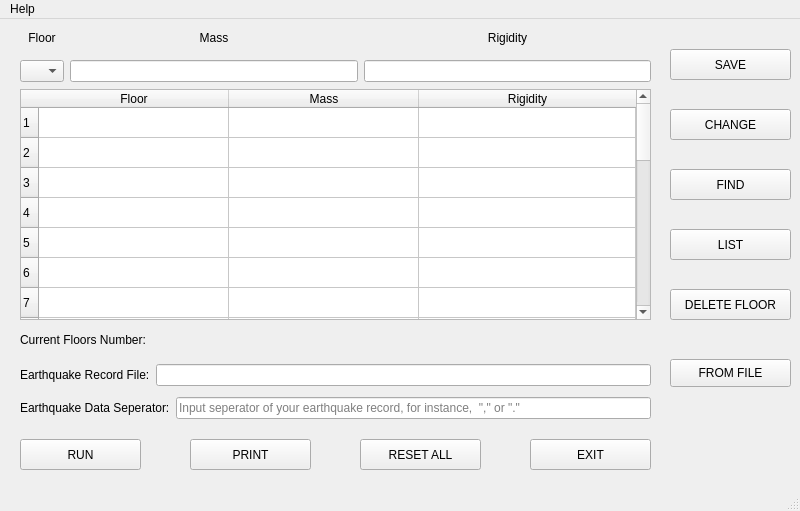
Before: the Qt Designer form sDynaUi.ui in alitatici/VisualizationOfCodes, drawn with Qt 5.
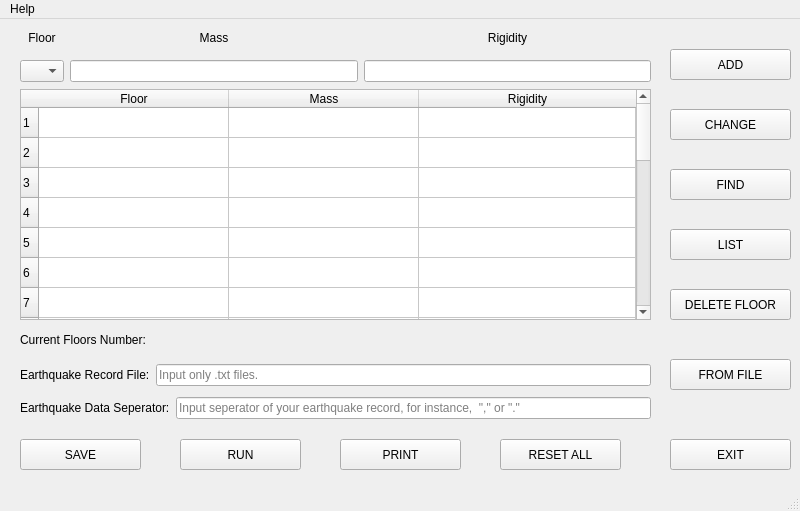
After: the same form once the commit is applied. Icons and pictures are not drawn.

```diff
--- a/sDynaUi.ui
+++ b/sDynaUi.ui
@@ -1380,7 +1380,7 @@
      <string/>
     </property>
    </widget>
-   <widget class="QPushButton" name="pb_Save">
+   <widget class="QPushButton" name="pb_Add">
     <property name="geometry">
      <rect>
       <x>670</x>
@@ -1390,7 +1390,7 @@
      </rect>
     </property>
     <property name="text">
-     <string>SAVE</string>
+     <string>ADD</string>
     </property>
    </widget>
    <widget class="QWidget" name="layoutWidget">
@@ -1414,6 +1414,9 @@
        </item>
        <item>
         <widget class="QLineEdit" name="lne_EQData">
+         <property name="placeholderText">
+          <string>Input only .txt files.</string>
+         </property>
          <property name="clearButtonEnabled">
           <bool>true</bool>
          </property>
@@ -1699,7 +1702,7 @@
       <x>670</x>
       <y>340</y>
       <width>121</width>
-      <height>28</height>
+      <height>31</height>
      </rect>
     </property>
     <property name="text">
@@ -1709,7 +1712,7 @@
    <widget class="QPushButton" name="pb_Exit">
     <property name="geometry">
      <rect>
-      <x>530</x>
+      <x>670</x>
       <y>420</y>
       <width>121</width>
       <height>31</height>
@@ -1722,7 +1725,7 @@
    <widget class="QPushButton" name="pb_reset">
     <property name="geometry">
      <rect>
-      <x>360</x>
+      <x>500</x>
       <y>420</y>
       <width>121</width>
       <height>31</height>
@@ -1735,7 +1738,7 @@
    <widget class="QPushButton" name="pb_run">
     <property name="geometry">
      <rect>
-      <x>20</x>
+      <x>180</x>
       <y>420</y>
       <width>121</width>
       <height>31</height>
@@ -1748,7 +1751,7 @@
    <widget class="QPushButton" name="pb_Print">
     <property name="geometry">
      <rect>
-      <x>190</x>
+      <x>340</x>
       <y>420</y>
       <width>121</width>
       <height>31</height>
@@ -1771,6 +1774,19 @@
      <string>CHANGE</string>
     </property>
    </widget>
+   <widget class="QPushButton" name="pb_Save">
+    <property name="geometry">
+     <rect>
+      <x>20</x>
+      <y>420</y>
+      <width>121</width>
+      <height>31</height>
+     </rect>
+    </property>
+    <property name="text">
+     <string>SAVE</string>
+    </property>
+   </widget>
   </widget>
   <widget class="QMenuBar" name="menubar">
    <property name="geometry">
```
Left out of the diff: 4 changed lines with no effect on the pictures.
